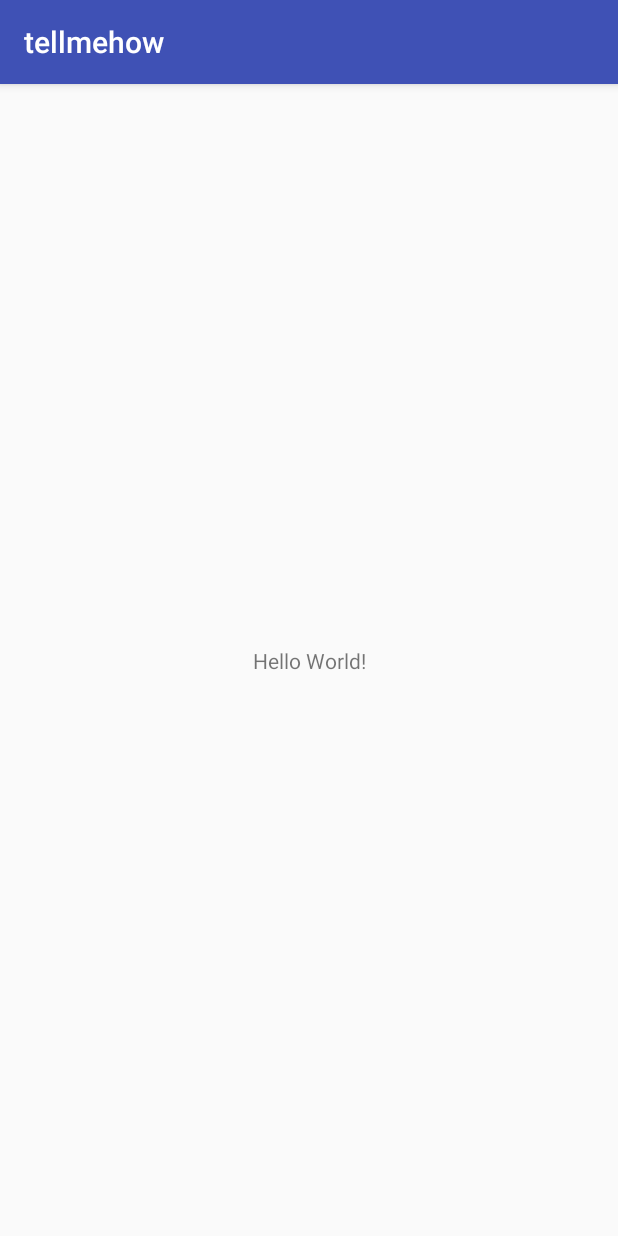
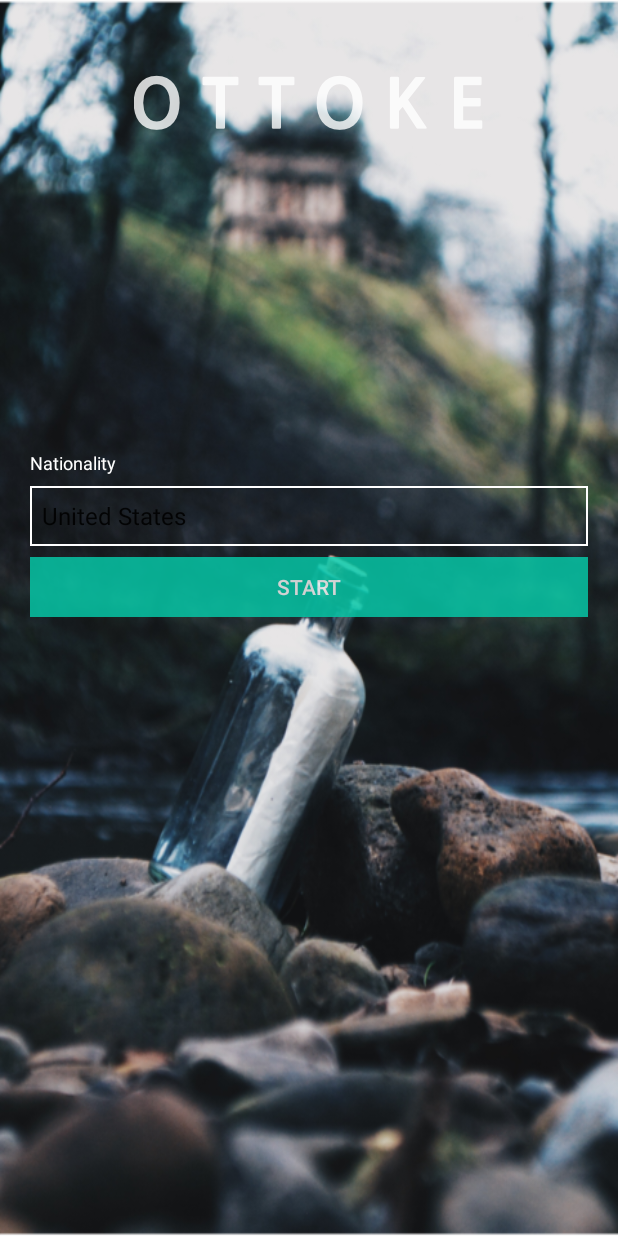
Before and after one commit to dejonnic/TellMeHow, an Android app: the screen it shows after launch (MainActivity), on a phone screen of 412 x 824 dp. Run offline under Robolectric (Android 15) with nearby library versions, the light colour scheme and no system bars; our stand-ins replace data binding.

Commit message:
created splash activity and main activity

```diff
--- a/app/src/main/AndroidManifest.xml
+++ b/app/src/main/AndroidManifest.xml
@@ -9,13 +9,13 @@
         android:roundIcon="@mipmap/ic_launcher_round"
         android:supportsRtl="true"
         android:theme="@style/AppTheme">
-        <activity android:name=".MainActivity">
+        <activity android:name=".SplashActivity">
             <intent-filter>
                 <action android:name="android.intent.action.MAIN" />
-
                 <category android:name="android.intent.category.LAUNCHER" />
             </intent-filter>
         </activity>
+        <activity android:name=".MainActivity" />
     </application>
 
 </manifest>
--- a/app/src/main/java/com/hackerton/tellmehow/MainActivity.java
+++ b/app/src/main/java/com/hackerton/tellmehow/MainActivity.java
@@ -1,13 +1,21 @@
 package com.hackerton.tellmehow;
 
-import android.support.v7.app.AppCompatActivity;
+import android.app.Activity;
+import android.databinding.DataBindingUtil;
 import android.os.Bundle;
+import android.widget.Toast;
 
-public class MainActivity extends AppCompatActivity {
+import com.hackerton.tellmehow.databinding.ActivityMainBinding;
 
+public class MainActivity extends Activity {
+    private ActivityMainBinding binding;
     @Override
     protected void onCreate(Bundle savedInstanceState) {
         super.onCreate(savedInstanceState);
-        setContentView(R.layout.activity_main);
+        binding = DataBindingUtil.setContentView(this, R.layout.activity_main);
+
+        binding.startButton.setOnClickListener((v) -> {
+            Toast.makeText(this.getApplicationContext(), "Hi", Toast.LENGTH_LONG).show();
+        });
     }
 }
--- /dev/null
+++ b/app/src/main/java/com/hackerton/tellmehow/SplashActivity.java
@@ -0,0 +1,24 @@
+package com.hackerton.tellmehow;
+
+import android.app.Activity;
+import android.content.Intent;
+import android.os.Bundle;
+import android.os.Handler;
+import android.support.annotation.Nullable;
+
+public class SplashActivity extends Activity {
+    private Handler handler;
+
+    @Override
+    public void onCreate(@Nullable Bundle savedInstanceState) {
+        super.onCreate(savedInstanceState);
+        setContentView(R.layout.activity_splash);
+
+        handler = new Handler();
+        handler.postDelayed(() -> {
+            Intent intent = new Intent(SplashActivity.this, MainActivity.class);
+            intent.setFlags(Intent.FLAG_ACTIVITY_CLEAR_TASK | Intent.FLAG_ACTIVITY_NEW_TASK);
+            startActivity(intent);
+        }, 3000);
+    }
+}
--- /dev/null
+++ b/app/src/main/res/drawable/spinner.xml
@@ -0,0 +1,4 @@
+<?xml version="1.0" encoding="utf-8"?>
+<shape xmlns:android="http://schemas.android.com/apk/res/android">
+    <stroke android:color="@android:color/white" android:width="1dp" />
+</shape>
--- a/app/src/main/res/layout/activity_main.xml
+++ b/app/src/main/res/layout/activity_main.xml
@@ -1,18 +1,48 @@
 <?xml version="1.0" encoding="utf-8"?>
-<android.support.constraint.ConstraintLayout xmlns:android="http://schemas.android.com/apk/res/android"
-    xmlns:app="http://schemas.android.com/apk/res-auto"
-    xmlns:tools="http://schemas.android.com/tools"
-    android:layout_width="match_parent"
-    android:layout_height="match_parent"
-    tools:context="com.hackerton.tellmehow.MainActivity">
-
-    <TextView
-        android:layout_width="wrap_content"
-        android:layout_height="wrap_content"
-        android:text="Hello World!"
-        app:layout_constraintBottom_toBottomOf="parent"
-        app:layout_constraintLeft_toLeftOf="parent"
-        app:layout_constraintRight_toRightOf="parent"
-        app:layout_constraintTop_toTopOf="parent" />
-
-</android.support.constraint.ConstraintLayout>
+<layout xmlns:android="http://schemas.android.com/apk/res/android"
+    xmlns:app="http://schemas.android.com/apk/res-auto">
+    <RelativeLayout
+        android:layout_width="match_parent"
+        android:layout_height="match_parent"
+        android:background="@drawable/background">
+        <ImageView
+            android:src="@drawable/logo"
+            android:layout_width="wrap_content"
+            android:layout_height="wrap_content"
+            android:layout_centerHorizontal="true"
+            android:layout_marginTop="50dp"
+            />
+        <LinearLayout
+            android:orientation="vertical"
+            android:layout_width="match_parent"
+            android:layout_height="wrap_content"
+            android:layout_marginTop="300dp"
+            android:layout_marginStart="20dp"
+            android:layout_marginEnd="20dp">
+            <TextView
+                android:layout_width="wrap_content"
+                android:layout_height="wrap_content"
+                android:textSize="12sp"
+                android:text="@string/label_nationality"
+                android:textColor="@android:color/white" />
+            <Spinner
+                android:id="@+id/nationality"
+                android:layout_width="match_parent"
+                android:layout_height="40dp"
+                android:layout_marginTop="7dp"
+                android:background="@drawable/spinner"
+                android:entries="@array/country_arrays"
+                />
+            <Button
+                android:id="@+id/start_button"
+                android:layout_width="match_parent"
+                android:layout_height="40dp"
+                android:layout_marginTop="7dp"
+                android:alpha="0.8"
+                android:background="@color/colorPrimary"
+                android:text="@string/button_start"
+                android:textColor="@android:color/white"
+                android:textSize="14sp" />
+        </LinearLayout>
+    </RelativeLayout>
+</layout>
--- a/app/src/main/res/values/colors.xml
+++ b/app/src/main/res/values/colors.xml
@@ -1,6 +1,8 @@
 <?xml version="1.0" encoding="utf-8"?>
 <resources>
-    <color name="colorPrimary">#3F51B5</color>
-    <color name="colorPrimaryDark">#303F9F</color>
-    <color name="colorAccent">#FF4081</color>
+    <color name="colorPrimary">#06D1AF</color>
+    <color name="colorPrimaryDark">#06D1AF</color>
+    <color name="colorAccent">#59B9BB</color>
+    <color name="background">#EBECEB</color>
+    <color name="textItem">#000000</color>
 </resources>
--- a/app/src/main/res/values/strings.xml
+++ b/app/src/main/res/values/strings.xml
@@ -1,3 +1,11 @@
 <resources>
     <string name="app_name">tellmehow</string>
+    <string name="button_start">Start</string>
+    <string name="label_nationality">Nationality</string>
+    <string name="copyright">2017. 10. 27 at jeju developed by\nWhy are we showers on the 7th floor?</string>
+    <array name="country_arrays">
+        <item>United States</item>
+        <item>Korea</item>
+        <item>Canada</item>
+    </array>
 </resources>
```
Also changed, not shown: app/build.gradle (+10 -0 lines), app/src/main/res/layout/activity_splash.xml (added, +29 -0 lines), app/src/main/res/drawable-hdpi/logo.png, app/src/main/res/drawable-mdpi/logo.png, app/src/main/res/drawable-xhdpi/logo.png, app/src/main/res/drawable-xxhdpi/logo.png, app/src/main/res/drawable-xxxhdpi/logo.png, 1 other file.
